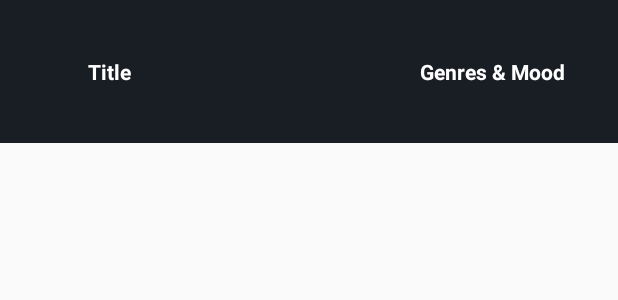
After one commit to WellBeing-Man/NCSPlayer, an Android app: the layout item_music_list_header.xml on its own in the app's theme, with its tools: preview values and no code run, on a phone screen of 412 x 824 dp. The commit adds this screen. Shown: the top 300 px of the screen. Run offline under Robolectric (Android 15) with nearby library versions, the phone set to English and light mode, and no system bars.

Commit message:
초기 레이아웃 작성

```diff
--- /dev/null
+++ b/app/src/main/res/layout/item_music_list_header.xml
@@ -0,0 +1,41 @@
+<?xml version="1.0" encoding="utf-8"?>
+<androidx.constraintlayout.widget.ConstraintLayout
+    xmlns:android="http://schemas.android.com/apk/res/android"
+    xmlns:app="http://schemas.android.com/apk/res-auto"
+    xmlns:tools="http://schemas.android.com/tools"
+    android:layout_width="match_parent"
+    android:layout_height="wrap_content"
+    android:background="@color/background">
+
+
+    <TextView
+        android:id="@+id/imageView"
+        android:layout_width="75dp"
+        android:layout_height="75dp"
+        android:layout_marginStart="35dp"
+        android:layout_marginTop="10dp"
+        android:layout_marginBottom="10dp"
+        android:background="@color/background"
+        android:gravity="center"
+        android:text="@string/title"
+        android:textColor="@color/white"
+        android:textStyle="bold"
+        app:layout_constraintBottom_toBottomOf="parent"
+        app:layout_constraintStart_toStartOf="parent"
+        app:layout_constraintTop_toTopOf="parent"
+        tools:srcCompat="@tools:sample/avatars" />
+
+    <TextView
+        android:id="@+id/genreRecyclerView"
+        android:layout_width="wrap_content"
+        android:layout_height="wrap_content"
+        android:layout_marginTop="10dp"
+        android:layout_marginEnd="35dp"
+        android:layout_marginBottom="10dp"
+        android:text="@string/genres_u0026_mood"
+        android:textColor="@color/white"
+        android:textStyle="bold"
+        app:layout_constraintBottom_toBottomOf="parent"
+        app:layout_constraintEnd_toEndOf="parent"
+        app:layout_constraintTop_toTopOf="parent" />
+</androidx.constraintlayout.widget.ConstraintLayout>
--- a/app/src/main/res/values/strings.xml
+++ b/app/src/main/res/values/strings.xml
@@ -4,4 +4,6 @@
     <string name="hello_blank_fragment">Hello blank fragment</string>
     <string name="search">search</string>
     <string name="genres_moods">genres, moods</string>
+    <string name="title">Title</string>
+    <string name="genres_u0026_mood"><![CDATA[Genres & Mood]]></string>
 </resources>
```
